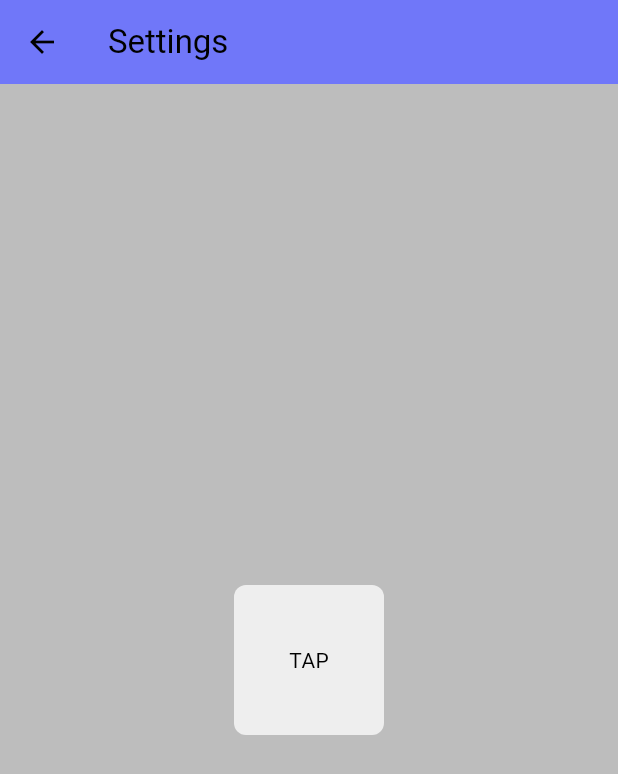
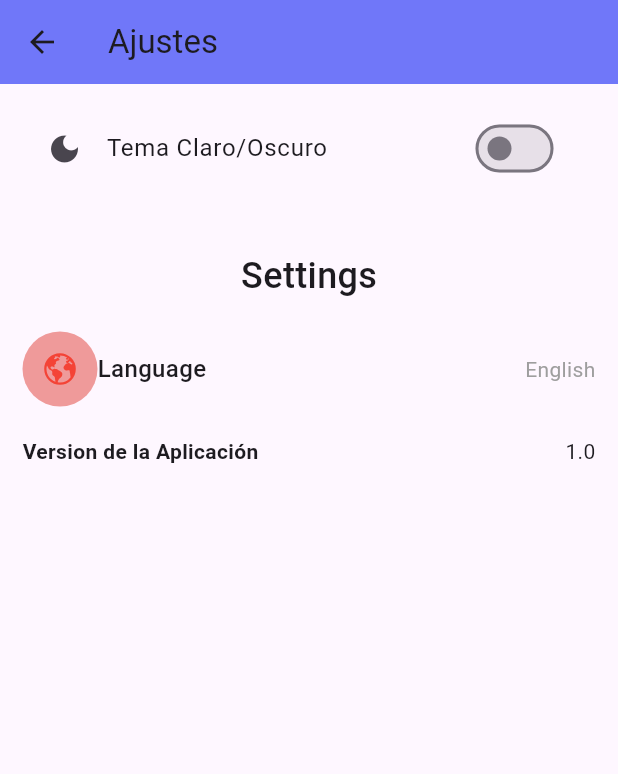
Before and after one commit to Gerrard12/one_futbol, a Flutter app: the screen it shows after launch, after a tap on an icon or button, on a phone screen of 412 x 824 dp. Shown: the top 774 px of the screen. Run offline on Flutter 3.47's test engine with Material 3 defaults, Android fonts, the light colour scheme and no system bars; our stand-ins replace auto_size_text, bloc, equatable, flutter_bloc, google_fonts, iconly and 4 more; accounts and stored records are empty; network calls fail.

Commit message:
cambios semifinales

```diff
--- a/lib/bloc/nav_drawer_state.dart
+++ b/lib/bloc/nav_drawer_state.dart
@@ -5,6 +5,7 @@ enum NavItem {
   profileView,
   orderView,
   cartView,
+  perfilView,
 }
 
 class NavDrawerState extends Equatable {
--- a/lib/componentes/box.dart
+++ /dev/null
@@ -1,25 +0,0 @@
-import 'package:flutter/widgets.dart';
-
-class MyBox extends StatelessWidget{
-  final Widget? child;
-  final Color? color;
-  const MyBox({
-    super.key,
-    required this.child,
-    required this.color
-  });
-
-  @override
-  Widget build(BuildContext context){
-    return Container(
-      decoration: BoxDecoration(
-        color: color,
-        borderRadius: BorderRadius.circular(8),
-      ),
-      width: 200,
-      height: 200,
-      padding: const EdgeInsets.all(50),
-      child: child,
-    );
-  }
-}
--- a/lib/componentes/button.dart
+++ /dev/null
@@ -1,21 +0,0 @@
-import 'package:flutter/material.dart';
-
-class MyButton extends StatelessWidget {
-  final Color? color;
-  final void Function()? onTap;
-  const MyButton({super.key, required this.color, required this.onTap});
-
-  @override
-  Widget build(BuildContext context) {
-    return GestureDetector(
-        onTap: onTap,
-        child: Container(
-          decoration: BoxDecoration(
-            color: color,
-            borderRadius: BorderRadius.circular(8),
-          ),
-          padding: const EdgeInsets.all(25),
-          child: const Center(child: Text('TAP')),
-        ));
-  }
-}
--- /dev/null
+++ b/lib/componentes/provider.dart
@@ -0,0 +1,33 @@
+import 'package:flutter/material.dart';
+import 'package:shared_preferences/shared_preferences.dart';
+
+class UiProvider extends ChangeNotifier{
+  bool _isDark = false;
+  bool get isDark => _isDark;
+
+  late SharedPreferences storage;
+
+  final darkTheme = ThemeData(
+    primaryColor: Colors.black12,
+    brightness: Brightness.dark,
+    primaryColorDark: Colors.black12,
+  );
+
+  final lightTheme = ThemeData(
+    primaryColor: Colors.white,
+    brightness: Brightness.light,
+    primaryColorDark: Colors.white,
+  );
+
+  changeTheme(){
+    _isDark =!isDark;
+    storage.setBool('isDark', _isDark);
+    notifyListeners();
+  }
+
+  init()async{
+    storage = await SharedPreferences.getInstance();
+    _isDark = storage.getBool('isDark')??false;
+    notifyListeners();
+  }
+}
--- a/lib/main.dart
+++ b/lib/main.dart
@@ -1,17 +1,11 @@
 import 'package:flutter/material.dart';
-import 'package:one_futbol/database/database_helper.dart';
+import 'package:one_futbol/componentes/provider.dart';
 import 'package:one_futbol/mianwrapper.dart';
-import 'package:one_futbol/theme/theme_provider.dart';
 import 'package:provider/provider.dart';
 
-Future<void> main() async {
+void main(){
   WidgetsFlutterBinding.ensureInitialized();
-  await DatabaseHelper.instance.init();
-  runApp(
-      ChangeNotifierProvider(create: (context) => ThemeProvider(),
-      child: const MyApp(),
-      )
-      );
+  runApp(const MyApp());
 }
 
 class MyApp extends StatelessWidget {
@@ -19,10 +13,26 @@ class MyApp extends StatelessWidget {
 
   @override
   Widget build(BuildContext context) {
-    return MaterialApp(
-      title: 'Una Pichanga Demo',
-      theme: Provider.of<ThemeProvider>(context).themeData,
-      home: MainWrapper(),
+    return Builder(
+      builder: (context) {
+        return ChangeNotifierProvider(
+          create: (BuildContext context)=>UiProvider()..init(),
+          child: Consumer<UiProvider>(
+            builder: (context, UiProvider notifier, child) {
+              return MaterialApp(
+                themeMode: notifier.isDark? ThemeMode.dark : ThemeMode.light,
+                darkTheme: notifier.isDark? notifier.darkTheme : notifier.lightTheme,
+                theme: ThemeData(
+                  colorScheme: ColorScheme.fromSeed(seedColor: Colors.deepPurple),
+                  useMaterial3: true,
+                ),
+                title: 'Una Pichanga Demo',
+                home: MainWrapper(),
+              );
+            },
+          ),
+        );
+      }
     );
   }
 }
--- a/lib/mianwrapper.dart
+++ b/lib/mianwrapper.dart
@@ -1,15 +1,11 @@
-import 'package:flutter/cupertino.dart';
 import 'package:flutter/material.dart';
-import 'package:flutter/services.dart';
 import 'package:flutter_bloc/flutter_bloc.dart';
-import 'package:iconly/iconly.dart';
 import 'package:one_futbol/bloc/nav_drawer_bloc.dart';
 import 'package:one_futbol/bloc/nav_drawer_state.dart';
 import 'package:one_futbol/view/jugador_view.dart';
 import 'package:one_futbol/view/home_view.dart';
 import 'package:one_futbol/view/historial_view.dart';
 import 'package:one_futbol/view/equipos_view.dart';
-import 'package:one_futbol/view/setting_view.dart';
 import 'package:one_futbol/widget/drawer_widget.dart';
 
 class MainWrapper extends StatefulWidget {
@@ -48,13 +44,7 @@ class MainWrapperState extends State<MainWrapper> {
           return Scaffold(
             drawer: NavDrawerWidget(),
             appBar: _buildAppBar(state),
-            floatingActionButton: FloatingActionButton(
-              onPressed: () {
-                Navigator.push(context,
-                    CupertinoPageRoute(builder: (_) => const SettingView()));
-              },
-              child: const Icon(IconlyBold.setting),
-            ),
+
             body: AnimatedSwitcher(
               switchInCurve: Curves.easeInExpo,
               switchOutCurve: Curves.easeOutExpo,
@@ -73,7 +63,9 @@ class MainWrapperState extends State<MainWrapper> {
       title: Text(
         _getAppBarTitle(state.selectedItem),
         style: const TextStyle(),
+
       ),
+
       centerTitle: false,
       backgroundColor: const Color(0xFF7077F9),
     );
@@ -98,7 +90,7 @@ class MainWrapperState extends State<MainWrapper> {
   String _getAppBarTitle(NavItem selectedItem) {
     switch (selectedItem) {
       case NavItem.homeView:
-        return "Home";
+        return "Inicio";
       case NavItem.profileView:
         return "Equipos";
       case NavItem.orderView:
--- a/lib/theme/theme.dart
+++ /dev/null
@@ -1,19 +0,0 @@
-import 'package:flutter/material.dart';
-
-ThemeData lightMode = ThemeData(
-  brightness: Brightness.light,
-  colorScheme: ColorScheme.light(
-    background: Colors.grey.shade400,
-    primary:    Colors.grey.shade800,
-    secondary:  Colors.grey.shade200,
-  )
-);
-
-ThemeData darkMode = ThemeData(
-  brightness: Brightness.dark,
-  colorScheme: ColorScheme.dark(
-    background: Colors.grey.shade700,
-    primary:    Colors.grey.shade300,
-    secondary:  Colors.grey.shade900
-  )
-);
--- a/lib/theme/theme_provider.dart
+++ /dev/null
@@ -1,21 +0,0 @@
-import 'package:flutter/material.dart';
-import 'package:one_futbol/theme/theme.dart';
-
-class ThemeProvider with ChangeNotifier{
-  ThemeData _themeData = lightMode;
-
-  ThemeData get themeData => _themeData;
-
-  set themeData(ThemeData themeData){
-    _themeData = themeData;
-    notifyListeners();
-  }
-
-  void toggleTheme(){
-    if (_themeData == lightMode){
-      themeData =darkMode;
-    } else {
-      themeData = lightMode;
-    }
-  }
-}
--- /dev/null
+++ b/lib/view/ajustes_view.dart
@@ -0,0 +1,96 @@
+import 'package:flutter/material.dart';
+import 'package:flutter/services.dart';
+import 'package:ionicons/ionicons.dart';
+import 'package:one_futbol/componentes/provider.dart';
+import 'package:provider/provider.dart';
+
+class SettingView extends StatelessWidget {
+  const SettingView({super.key});
+
+  @override
+  Widget build(BuildContext context) {
+    return Scaffold(
+      appBar: AppBar(
+        title: const Text(
+          'Ajustes',
+        ),
+        centerTitle: false,
+        backgroundColor: const Color.fromARGB(255, 112, 119, 249),
+        systemOverlayStyle: SystemUiOverlayStyle.dark,
+      ),
+      body:
+          Consumer<UiProvider>(builder: (context, UiProvider notifier, child) {
+        return SafeArea(
+          left: true,
+          right: true,
+          minimum: EdgeInsets.all(15.0),
+          child: Column(
+            children: [
+              ListTile(
+                leading: const Icon(Icons.dark_mode),
+                title: const Text('Tema Claro/Oscuro'),
+                trailing: Switch(
+                    value: notifier.isDark,
+                    onChanged: (value) => notifier.changeTheme()),
+              ),
+              SizedBox(height: 40),
+              Text(
+                'Settings',
+                style: TextStyle(
+                  fontSize: 24,
+                  fontWeight: FontWeight.w500,
+                ),
+              ),
+              const SizedBox(height: 20),
+              Container(
+                width: double.infinity,
+                child: Row(
+                  children: [
+                    Container(
+                      height: 50,
+                      width: 50,
+                      decoration: BoxDecoration(
+                        shape: BoxShape.circle, color: Colors.red.shade200
+                      ),
+                      child: Icon(
+                        Ionicons.earth,
+                        color: Colors.red,
+                      ),
+                    ),
+                    const SizedBox(height: 20),
+                    Text(
+                      'Language',
+                      style: TextStyle(
+                        fontSize: 16,
+                        fontWeight: FontWeight.w500,
+                      ),
+                      ),
+                      const Spacer(),
+                      Text(
+                        'English',
+                        style: TextStyle(
+                          fontSize: 14,
+                          color: Colors.grey,
+                        ),
+                        ),
+                  ],
+                ),
+              ),
+              const SizedBox(height: 20),
+              Row(
+                mainAxisAlignment: MainAxisAlignment.spaceBetween,
+                children: [
+                  Text(
+                    'Version de la Aplicación',
+                    style: TextStyle(fontWeight: FontWeight.bold),
+                  ),
+                  Text('1.0')
+                ],
+              ),
+            ],
+          ),
+        );
+      }),
+    );
+  }
+}
--- a/lib/view/home_view.dart
+++ b/lib/view/home_view.dart
@@ -1,5 +1,7 @@
+import 'package:flutter/cupertino.dart';
 import 'package:flutter/material.dart';
-import 'package:one_futbol/widget/Carta_widget.dart';
+import 'package:iconly/iconly.dart';
+import 'package:one_futbol/view/ajustes_view.dart';
 import 'package:one_futbol/widget/Score_board_widget.dart';
 
 class HomeView extends StatelessWidget {
@@ -8,16 +10,23 @@ class HomeView extends StatelessWidget {
   @override
   Widget build(BuildContext context) {
     return Scaffold(
+      floatingActionButton: FloatingActionButton(
+              onPressed: () {
+                Navigator.push(context,
+                    CupertinoPageRoute(builder: (_) => SettingView()));
+              },
+              child: const Icon(IconlyBold.setting),
+            ),
       body:SafeArea(
         child: SingleChildScrollView(
           child: Column(
               children: [
                 SizedBox(height: 30),
-                LogoSection(Logo: 'assets/image/logo1.png'),
+                LogoSection(Logo: 'assets/image/logo.png',),
                 SizedBox(height: 40),
                 Textotabla(),
                 Marcador(),
-                DatosCarta(),
+                // DatosCarta(),
               ])),
       )
         );
--- a/lib/view/setting_view.dart
+++ /dev/null
@@ -1,35 +0,0 @@
-import 'package:flutter/material.dart';
-import 'package:flutter/services.dart';
-import 'package:one_futbol/componentes/box.dart';
-import 'package:one_futbol/componentes/button.dart';
-import 'package:one_futbol/theme/theme_provider.dart';
-import 'package:provider/provider.dart';
-
-class SettingView extends StatelessWidget {
-  const SettingView({super.key});
-
-  @override
-  Widget build(BuildContext context) {
-    return Scaffold(
-      appBar: AppBar(
-        iconTheme: const IconThemeData(),
-        title: const Text(
-          'Settings',
-          style: TextStyle(),
-        ),
-        centerTitle: false,
-        backgroundColor: const Color.fromARGB(255, 112, 119, 249),
-      ),
-      backgroundColor: Theme.of(context).colorScheme.background,
-      body: Center(
-        child: MyBox(
-          color: Theme.of(context).colorScheme.background,
-          child: MyButton(color: Theme.of(context).colorScheme.secondary,
-           onTap: (){
-            Provider.of<ThemeProvider>(context, listen: false).toggleTheme();
-           }
-           ),
-        )
-      ),
-    );
-  }}
--- a/lib/widget/Carta_widget.dart
+++ b/lib/widget/Carta_widget.dart
@@ -27,41 +27,42 @@ class DatosCarta extends StatelessWidget {
                   alignment: Alignment.center,
                 ),
                 Container(
-                  width: 100,
+                  width: screenWidth * 0.28,
                   height: screenHeight * 0.25,
-                  padding: EdgeInsets.only(left: 20, top: 35),
+                  padding: EdgeInsets.only(top: 35),
                   child: AutoSizeText('58',
                       style: GoogleFonts.alumniSans(
                           fontWeight: FontWeight.w500, fontSize: 50),
                       textAlign: TextAlign.center),
                 ),
                 Container(
-                  width: 100,
+                  width: screenWidth * 0.28,
                   height: screenHeight * 0.25,
-                  padding: EdgeInsets.only(left: 25, top: 70),
+                  padding: EdgeInsets.only(top: 75),
                   child: AutoSizeText('CAM',
                       style: GoogleFonts.alumniSans(
                           fontWeight: FontWeight.w500, fontSize: 50),
                       textAlign: TextAlign.center),
                 ),
                 Container(
-                    padding: EdgeInsets.only(left: 35, top: 35),
+                    padding: EdgeInsets.only(left: 35, top: 5),
                     child: Image.asset('assets/image/peru.png',
                         width: screenWidth * 0.12, height: screenHeight * 0.29,)),
                 Container(
-                    padding: EdgeInsets.only(left: 35, top: 50),
+                    padding: EdgeInsets.only(left: 35, top: 15),
                     child: Image.asset('assets/image/escudo.png',
                         width: screenWidth * 0.12, height: screenHeight * 0.38,)),
-                Container(
-                  height: screenHeight * 0.28,
-                    padding: EdgeInsets.only(left: 100, top: 25),
+                SizedBox(
+                  width: screenWidth * 1,
+                  height: screenHeight * 0.25,
                     child: Image.asset(
                       'assets/image/douglas.png',
-                      scale: 0.84,
+                      scale: 0.9,
                     )),
                 Center(
                   child: Container(
-                    padding: EdgeInsets.only(right: 80, top: 60),
+                    height: screenHeight * 0.20,
+                    padding: EdgeInsets.only(right: 80, top: 105),
                     constraints: BoxConstraints(
                       maxWidth: 500,
                     ),
@@ -81,24 +82,27 @@ class DatosCarta extends StatelessWidget {
 
                 //PRIMERA COLUMNA
                 Container(
-                  width: screenWidth * 1,
-                  padding: EdgeInsets.only(left: 5, top: 260),
+                  height: screenHeight * 0.80,
+                  width: screenWidth * 0.19,
+                  padding: EdgeInsets.only(top: 260),
                   child: AutoSizeText('99',
                       style: GoogleFonts.alumniSans(
                           fontWeight: FontWeight.w500, fontSize: 45),
                       textAlign: TextAlign.center),
                 ),
                 Container(
-                  width: 100,
-                  padding: EdgeInsets.only(left: 5, top: 300),
+                  height: screenHeight * 0.80,
+                  width: screenWidth * 0.19,
+                  padding: EdgeInsets.only(top: 300),
                   child: AutoSizeText('99',
                       style: GoogleFonts.alumniSans(
                           fontWeight: FontWeight.w500, fontSize: 45),
                       textAlign: TextAlign.center),
                 ),
                 Container(
-                  width: 100,
-                  padding: EdgeInsets.only(left: 5, top: 340),
+                  height: screenHeight * 0.80,
+                  width: screenWidth * 0.19,
+                  padding: EdgeInsets.only(top: 340),
                   child: AutoSizeText('99',
                       style: GoogleFonts.alumniSans(
                           fontWeight: FontWeight.w500, fontSize: 45),
@@ -107,24 +111,27 @@ class DatosCarta extends StatelessWidget {
 
                 //SEGUNDA COLUMNA
                 Container(
-                  width: 190,
-                  padding: EdgeInsets.only(left: 35, top: 260),
+                  height: screenHeight * 0.80,
+                  width: screenWidth * 0.48,
+                  padding: EdgeInsets.only(top: 260),
                   child: AutoSizeText('RIT',
                       style: GoogleFonts.alumniSans(
                           fontWeight: FontWeight.w500, fontSize: 45),
                       textAlign: TextAlign.center),
                 ),
                 Container(
-                  width: 190,
-                  padding: EdgeInsets.only(left: 35, top: 300),
+                  height: screenHeight * 0.80,
+                  width: screenWidth * 0.48,
+                  padding: EdgeInsets.only(top: 300),
                   child: AutoSizeText('TIR',
                       style: GoogleFonts.alumniSans(
                           fontWeight: FontWeight.w500, fontSize: 45),
                       textAlign: TextAlign.center),
                 ),
                 Container(
-                  width: 190,
-                  padding: EdgeInsets.only(left: 35, top: 340),
+                  height: screenHeight * 0.80,
+                  width: screenWidth * 0.48,
+                  padding: EdgeInsets.only(top: 340),
                   child: AutoSizeText('PAS',
                       style: GoogleFonts.alumniSans(
                           fontWeight: FontWeight.w500, fontSize: 45),
@@ -133,7 +140,8 @@ class DatosCarta extends StatelessWidget {
 
                 //TERCERA COLUMNA
                 Container(
-                  width: 290,
+                  height: screenHeight * 0.80,
+                  width: screenWidth * 0.65,
                   padding: EdgeInsets.only(left: 60, top: 260),
                   child: AutoSizeText('99',
                       style: GoogleFonts.alumniSans(
@@ -141,7 +149,8 @@ class DatosCarta extends StatelessWidget {
                       textAlign: TextAlign.center),
                 ),
                 Container(
-                  width: 290,
+                  height: screenHeight * 0.80,
+                  width: screenWidth * 0.65,
                   padding: EdgeInsets.only(left: 60, top: 300),
                   child: AutoSizeText('99',
                       style: GoogleFonts.alumniSans(
@@ -149,7 +158,8 @@ class DatosCarta extends StatelessWidget {
                       textAlign: TextAlign.center),
                 ),
                 Container(
-                  width: 290,
+                  height: screenHeight * 0.80,
+                  width: screenWidth * 0.65,
                   padding: EdgeInsets.only(left: 60, top: 340),
                   child: AutoSizeText('99',
                       style: GoogleFonts.alumniSans(
@@ -159,24 +169,27 @@ class DatosCarta extends StatelessWidget {
 
                 //CUARTA COLUMNA
                 Container(
-                  width: 400,
-                  padding: EdgeInsets.only(left: 100, top: 260),
+                  height: screenHeight * 0.80,
+                  width: screenWidth * 0.90,
+                  padding: EdgeInsets.only(left: 110, top: 260),
                   child: AutoSizeText('REG',
                       style: GoogleFonts.alumniSans(
                           fontWeight: FontWeight.w500, fontSize: 45),
                       textAlign: TextAlign.center),
                 ),
                 Container(
-                  width: 400,
-                  padding: EdgeInsets.only(left: 100, top: 300),
+                  height: screenHeight * 0.80,
+                  width: screenWidth * 0.90,
+                  padding: EdgeInsets.only(left: 110, top: 300),
                   child: AutoSizeText('DEF',
                       style: GoogleFonts.alumniSans(
                           fontWeight: FontWeight.w500, fontSize: 45),
                       textAlign: TextAlign.center),
                 ),
                 Container(
-                  width: 400,
-                  padding: EdgeInsets.only(left: 100, top: 340),
+                  height: screenHeight * 0.80,
+                  width: screenWidth * 0.90,
+                  padding: EdgeInsets.only(left: 110, top: 340),
                   child: AutoSizeText('FIS',
                       style: GoogleFonts.alumniSans(
                           fontWeight: FontWeight.w500, fontSize: 45),
--- a/lib/widget/Score_board_widget.dart
+++ b/lib/widget/Score_board_widget.dart
@@ -102,6 +102,6 @@ class LogoSection extends StatelessWidget {
 
   @override
   Widget build(BuildContext context) {
-    return Image.asset(Logo, width: 300, height: 200, fit: BoxFit.cover);
+    return Image.asset(Logo, width: 400, height: 300, fit: BoxFit.cover);
   }
 }
--- a/lib/widget/drawer_widget.dart
+++ b/lib/widget/drawer_widget.dart
@@ -12,6 +12,7 @@ class _NavigationItem {
 
   _NavigationItem(this.item, this.title, this.icon);
 }
+
 class NavDrawerWidget extends StatelessWidget {
   NavDrawerWidget({super.key});
 
@@ -19,7 +20,7 @@ class NavDrawerWidget extends StatelessWidget {
   final List<_NavigationItem> _listItems = [
     _NavigationItem(
       NavItem.homeView,
-      "Home",
+      "Inicio",
       IconlyBold.home,
     ),
     _NavigationItem(
@@ -43,22 +44,24 @@ class NavDrawerWidget extends StatelessWidget {
   Widget build(BuildContext context) => Drawer(
         child: Column(
           children: [
-            /// Header
             const UserAccountsDrawerHeader(
               accountName: Text(
-                'Una Pichanga?',
+                'Juan Pablo',
                 style: TextStyle(
                   color: Colors.white,
                   fontWeight: FontWeight.bold,
                 ),
               ),
-              accountEmail: Text('UnaPichanga?@gmail',
-                  style: TextStyle(color: Colors.white)),
+              accountEmail: Text('JuanPablo@gmail',
+                  style: TextStyle(color: Colors.white),
+                ),
               decoration: BoxDecoration(
-                  image: DecorationImage(
-                      fit: BoxFit.cover,
-                      image: NetworkImage(
-                          'https://i.pinimg.com/originals/bf/b9/4e/bfb94e54c45afd24384db5ad32d71d15.gif'))),
+                image: DecorationImage(
+                  fit: BoxFit.cover,
+                  image: NetworkImage(
+                      'https://i.pinimg.com/originals/bf/b9/4e/bfb94e54c45afd24384db5ad32d71d15.gif'),
+                ),
+              ),
               currentAccountPicture: CircleAvatar(
                 backgroundImage: NetworkImage(
                     'https://images3.memedroid.com/images/UPLOADED277/65815cf051c72.webp'),
```
Also changed, not shown: lib/componentes/colors.dart (added, +33 -0 lines), lib/componentes/sizes.dart (added, +69 -0 lines), lib/theme.dart (added, +107 -0 lines), lib/view/equipos_view.dart (+2 -6 lines), pubspec.yaml (+7 -0 lines), assets/image/logo.png (added), pubspec.lock.
